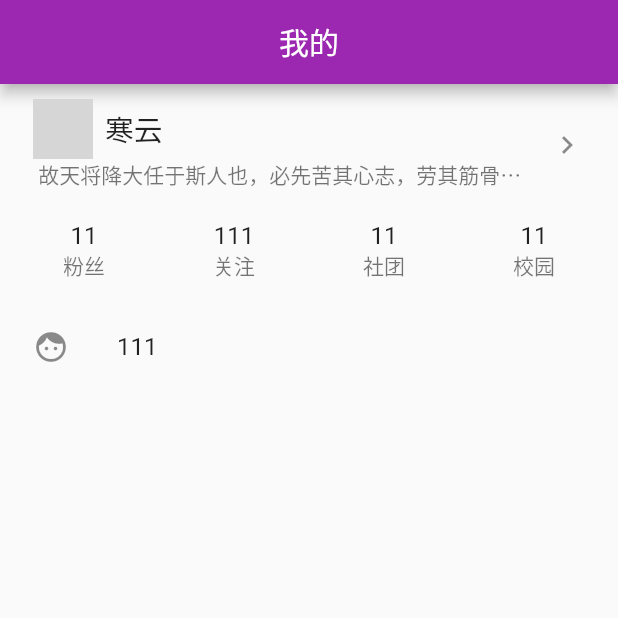
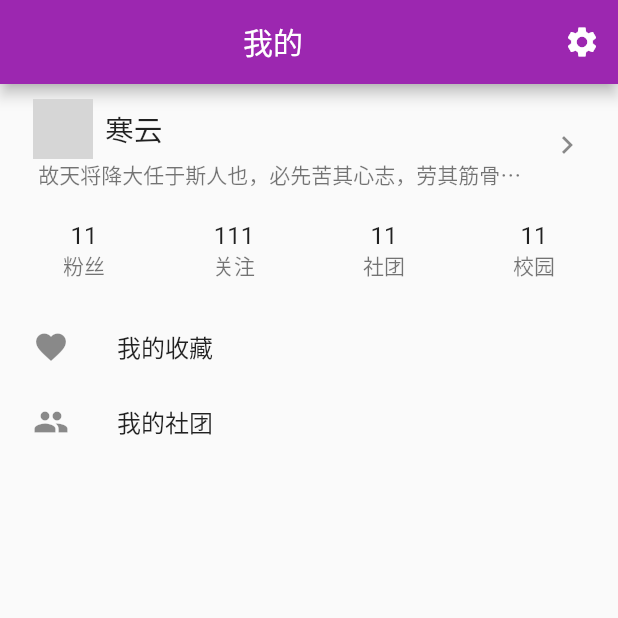
Before and after one commit to hanyunmuyu/flutter_tuan, a Flutter app: the UserPage screen opened directly, on a phone screen of 412 x 824 dp, the top half of it. Run offline on Flutter 3.47's test engine with Material 2 defaults, Android fonts, the phone set to English and light mode, and no system bars; our stand-ins replace dio, flutter_redux, redux, shared_preferences; missing offline and left inert: flutter_cupertino_date_picker; accounts and stored records are empty; network calls fail; grey boxes are pictures that could not be loaded.

Commit message:
增加设置退出页面

```diff
--- a/lib/page/UserPage.dart
+++ b/lib/page/UserPage.dart
@@ -1,6 +1,7 @@
 import 'package:flutter/material.dart';
 import 'UserInfo.dart';
 import 'LoginPage.dart';
+import 'LogoutPage.dart';
 import 'package:flutter_tuan/tool/Storage.dart';
 
 class UserPage extends StatefulWidget {
@@ -38,6 +39,16 @@ class _UserPageState extends State<UserPage> {
         title: new Center(
           child: new Text('我的'),
         ),
+        actions: <Widget>[
+          new IconButton(
+            onPressed: () {
+              Navigator.of(context).push(new MaterialPageRoute(builder: (_) {
+                return new LogoutPage();
+              }));
+            },
+            icon: new Icon(Icons.settings),
+          ),
+        ],
       ),
       body: new Container(
         margin: const EdgeInsets.all(6.0),
@@ -145,16 +156,34 @@ class _UserPageState extends State<UserPage> {
                 ),
               ],
             ),
-            new Expanded(
-              child: new ListView(
-                children: <Widget>[
-                  new ListTile(
-                    leading: new Icon(Icons.face),
-                    title: new Text('111'),
-                  ),
-                ],
+            new Container(
+              width: double.infinity,
+              height: 50.0,
+              child: new Center(
+                child: new ListView(
+                  children: <Widget>[
+                    new ListTile(
+                      leading: new Icon(Icons.favorite),
+                      title: new Text('我的收藏'),
+                    ),
+                  ],
+                ),
               ),
-            )
+            ),
+            new Container(
+              width: double.infinity,
+              height: 50.0,
+              child: new Center(
+                child: new ListView(
+                  children: <Widget>[
+                    new ListTile(
+                      leading: new Icon(Icons.group),
+                      title: new Text('我的社团'),
+                    ),
+                  ],
+                ),
+              ),
+            ),
           ],
         ),
       ),
```
Also changed, not shown: lib/page/LogoutPage.dart (added, +24 -0 lines).
